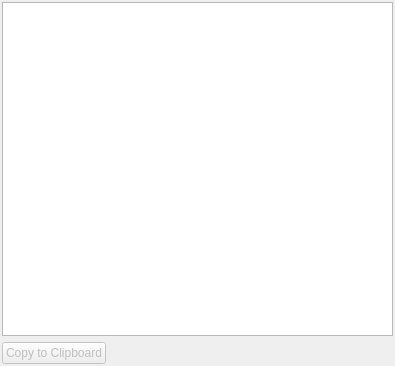
Before: the Qt Designer form Modules/ImageStatisticsUI/Qmitk/QmitkImageStatisticsWidget.ui in MITK/MITK, drawn with Qt 5.
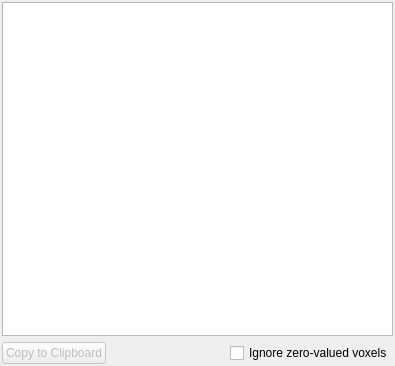
After: the same form once the commit is applied.

```diff
--- a/Modules/ImageStatisticsUI/Qmitk/QmitkImageStatisticsWidget.ui
+++ b/Modules/ImageStatisticsUI/Qmitk/QmitkImageStatisticsWidget.ui
@@ -37,7 +37,7 @@
    </item>
    <item>
     <widget class="QWidget" name="widgetClipboard" native="true">
-     <layout class="QHBoxLayout" name="horizontalLayout" stretch="0,0">
+     <layout class="QHBoxLayout" name="horizontalLayout" stretch="0,0,0">
       <property name="spacing">
        <number>0</number>
       </property>
@@ -82,6 +82,13 @@
         </property>
        </spacer>
       </item>
+      <item>
+       <widget class="QCheckBox" name="checkBox_ignoreZero">
+        <property name="text">
+         <string>Ignore zero-valued voxels</string>
+        </property>
+       </widget>
+      </item>
      </layout>
     </widget>
    </item>
```
Left out of the diff: 2 changed lines with no effect on the pictures.
